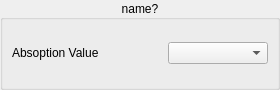
Qt form Gui/forms/form_fwheelwidget.ui (slsdetectorgroup/motorControlSoftware) before a commit.
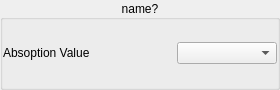
The same form after that commit.

What changed in the file:
```diff
--- a/Gui/forms/form_fwheelwidget.ui
+++ b/Gui/forms/form_fwheelwidget.ui
@@ -68,6 +68,15 @@
       <bool>false</bool>
      </property>
      <layout class="QGridLayout" name="gridGroupbox">
+      <property name="leftMargin">
+       <number>0</number>
+      </property>
+      <property name="rightMargin">
+       <number>0</number>
+      </property>
+      <property name="horizontalSpacing">
+       <number>0</number>
+      </property>
       <item row="0" column="0">
        <widget class="QLabel" name="lblValue">
         <property name="sizePolicy">
@@ -87,7 +96,7 @@
       <item row="0" column="1">
        <widget class="QComboBox" name="comboValue">
         <property name="sizePolicy">
-         <sizepolicy hsizetype="Minimum" vsizetype="Fixed">
+         <sizepolicy hsizetype="Preferred" vsizetype="Fixed">
           <horstretch>0</horstretch>
           <verstretch>0</verstretch>
          </sizepolicy>
```
Left out of the diff: 11 changed lines with no effect on the pictures.
